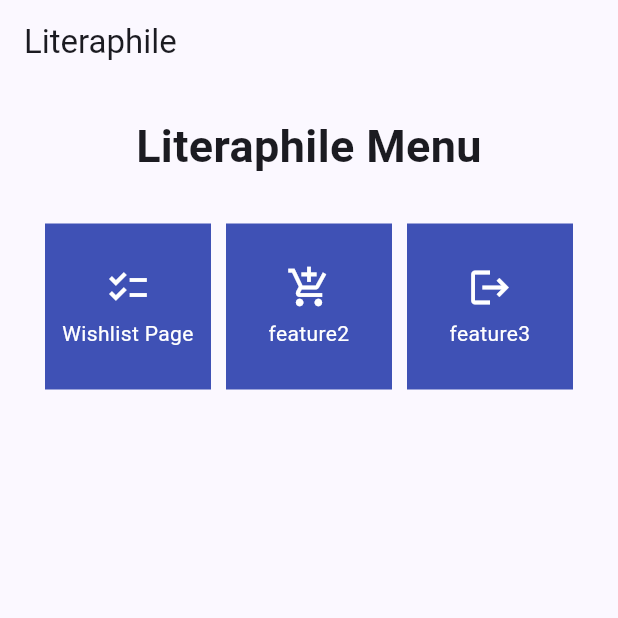
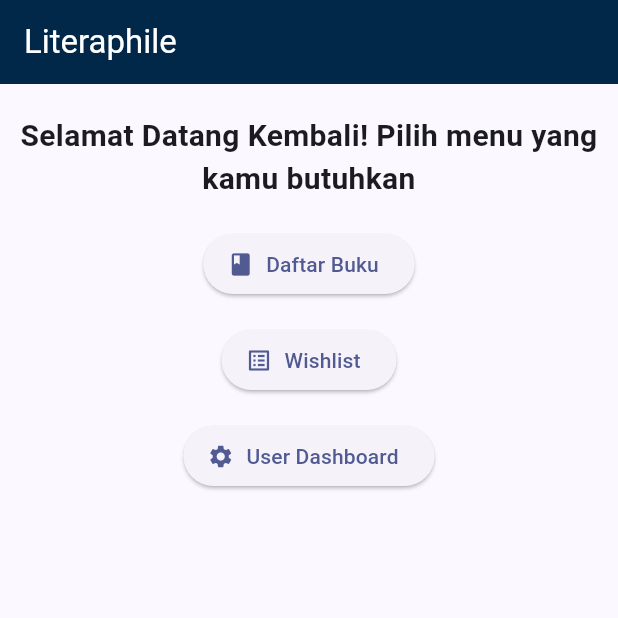
Before and after one commit to PBP-F07/finals-project, a Flutter app: the screen it shows after launch, on a phone screen of 412 x 824 dp, the top half of it. Run offline on Flutter 3.47's test engine with Material 3 defaults, Android fonts, the phone set to English and light mode, and no system bars.

Commit message:
mengerjakan wishlist

```diff
--- a/literaphile/lib/menu.dart
+++ b/literaphile/lib/menu.dart
@@ -1,77 +1,76 @@
 import 'package:flutter/material.dart';
+// import 'package:literaphile/screens/wishlist_page/
 
+
+import 'package:literaphile/screens/wishlist_page/wishlist-main.dart';
 class MyHomePage extends StatelessWidget {
   MyHomePage({Key? key}) : super(key: key);
   final List<LiteraphileItem> items = [
-    LiteraphileItem("Wishlist Page", Icons.checklist),
-    LiteraphileItem("feature2", Icons.add_shopping_cart),
-    LiteraphileItem("feature3", Icons.logout),
+    LiteraphileItem("Daftar Buku", Icons.book),
+    LiteraphileItem("Wishlist", Icons.list_alt),
+    LiteraphileItem("User Dashboard", Icons.settings),
   ];
-
-  // This widget is the home page of your application. It is stateful, meaning
-  // that it has a State object (defined below) that contains fields that affect
-  // how it looks.
-
-  // This class is the configuration for the state. It holds the values (in this
-  // case the title) provided by the parent (in this case the App widget) and
-  // used by the build method of the State. Fields in a Widget subclass are
-  // always marked "final".
 
   @override
   Widget build(BuildContext context) {
-    // This method is rerun every time setState is called, for instance as done
-    // by the _incrementCounter method above.
-    //
-    // The Flutter framework has been optimized to make rerunning build methods
-    // fast, so that you can just rebuild anything that needs updating rather
-    // than having to individually change instances of widgets.
     return Scaffold(
+
       appBar: AppBar(
         title: const Text(
           'Literaphile',
+          style: TextStyle(color: Colors.white), // Set font color to white
         ),
+        backgroundColor: const Color.fromARGB(255, 1, 40, 73), // Set background color to blue
       ),
       body: SingleChildScrollView(
-        // Widget wrapper yang dapat discroll
   child: Padding(
-          padding: const EdgeInsets.all(10.0), // Set padding dari halaman
+    padding: const EdgeInsets.all(10.0),
     child: Column(
-            // Widget untuk menampilkan children secara vertikal
+      crossAxisAlignment: CrossAxisAlignment.stretch,
       children: <Widget>[
         const Padding(
           padding: EdgeInsets.only(top: 10.0, bottom: 10.0),
-                // Widget Text untuk menampilkan tulisan dengan alignment center dan style yang sesuai
           child: Text(
-                  'Literaphile Menu', // Text yang menandakan toko
+            'Selamat Datang Kembali! Pilih menu yang kamu butuhkan',
             textAlign: TextAlign.center,
             style: TextStyle(
-                    fontSize: 30,
+              fontSize: 20,
               fontWeight: FontWeight.bold,
             ),
           ),
         ),
-              // Grid layout
-              GridView.count(
-                // Container pada card kita.
-                primary: true,
-                padding: const EdgeInsets.all(20),
-                crossAxisSpacing: 10,
-                mainAxisSpacing: 10,
-                crossAxisCount: 3,
-                shrinkWrap: true,
+        Center(
+          child: Column(
             children: items.map((LiteraphileItem item) {
-                  // Iterasi untuk setiap item
-                  return LiteraphileCard(item);
+              return Padding(
+                padding: const EdgeInsets.symmetric(vertical: 8.0),
+                child: ElevatedButton.icon(
+                  onPressed: () {
+                    ScaffoldMessenger.of(context).hideCurrentSnackBar();
+                    ScaffoldMessenger.of(context).showSnackBar(SnackBar(
+                      content: Text("You pressed ${item.feature}!"),
+                    ));
+                    if (item.feature == "Wishlist") {
+                      Navigator.push(context,
+                    MaterialPageRoute(builder: (context) => const WishlistPage()));
+                    }
+                  },
+                  icon: Icon(item.icon),
+                  label: Text(item.feature),
+                ),
+              );
             }).toList(),
+          ),
         ),
       ],
     ),
   ),
 ),
+
     );
   }
+}
 
-}
 
 class LiteraphileItem {
   final String feature;
--- /dev/null
+++ b/literaphile/lib/models/wishlist.dart
@@ -0,0 +1,69 @@
+// To parse this JSON data, do
+//
+//     final wishlist = wishlistFromJson(jsonString);
+
+import 'dart:convert';
+
+List<Wishlist> wishlistFromJson(String str) => List<Wishlist>.from(json.decode(str).map((x) => Wishlist.fromJson(x)));
+
+String wishlistToJson(List<Wishlist> data) => json.encode(List<dynamic>.from(data.map((x) => x.toJson())));
+
+class Wishlist {
+    String model;
+    int pk;
+    Fields fields;
+
+    Wishlist({
+        required this.model,
+        required this.pk,
+        required this.fields,
+    });
+
+    factory Wishlist.fromJson(Map<String, dynamic> json) => Wishlist(
+        model: json["model"],
+        pk: json["pk"],
+        fields: Fields.fromJson(json["fields"]),
+    );
+
+    Map<String, dynamic> toJson() => {
+        "model": model,
+        "pk": pk,
+        "fields": fields.toJson(),
+    };
+}
+
+class Fields {
+    int user;
+    String title;
+    String author;
+    String description;
+    String image;
+    String yearOfRelease;
+
+    Fields({
+        required this.user,
+        required this.title,
+        required this.author,
+        required this.description,
+        required this.image,
+        required this.yearOfRelease,
+    });
+
+    factory Fields.fromJson(Map<String, dynamic> json) => Fields(
+        user: json["user"],
+        title: json["title"],
+        author: json["author"],
+        description: json["description"],
+        image: json["image"],
+        yearOfRelease: json["year_of_release"],
+    );
+
+    Map<String, dynamic> toJson() => {
+        "user": user,
+        "title": title,
+        "author": author,
+        "description": description,
+        "image": image,
+        "year_of_release": yearOfRelease,
+    };
+}
--- a/literaphile/pubspec.yaml
+++ b/literaphile/pubspec.yaml
@@ -35,6 +35,7 @@ dependencies:
   # The following adds the Cupertino Icons font to your application.
   # Use with the CupertinoIcons class for iOS style icons.
   cupertino_icons: ^1.0.2
+  http: ^1.1.0
 
 dev_dependencies:
   flutter_test:
```
Also changed, not shown: literaphile/lib/screens/wishlist_page/wishlist-main.dart (+98 -0 lines), literaphile/pubspec.lock, 1 other file. Lines whose indentation alone changed are shown as unchanged.
